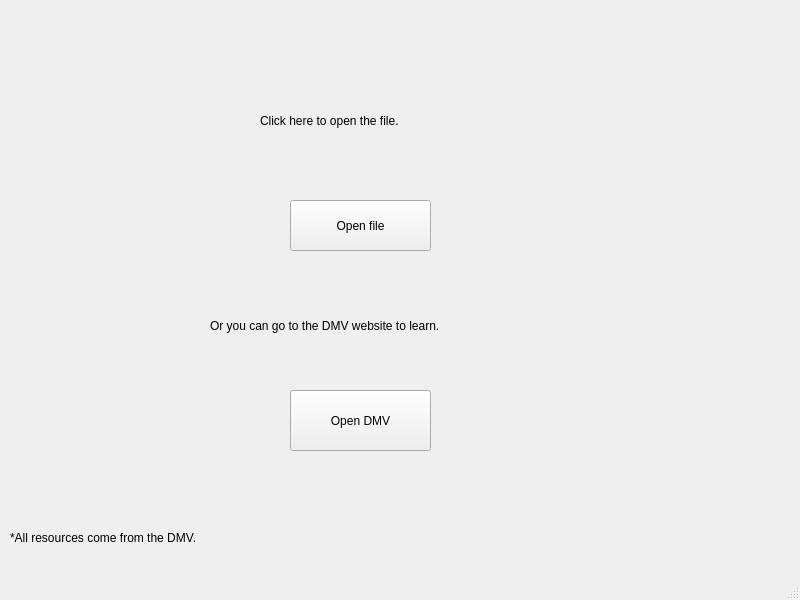
First picture: the form in valearn.ui, repository hnxals/DLH, before the edit.
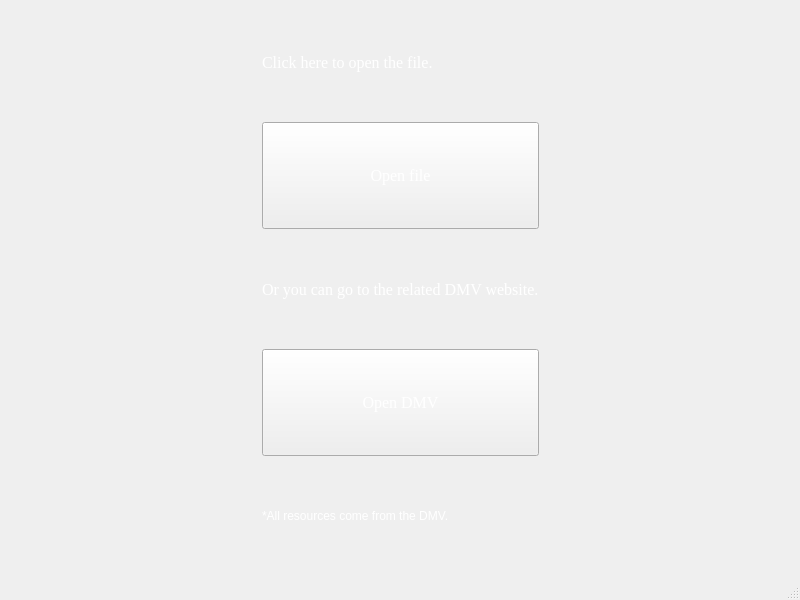
Second picture: the form after the edit. Icons and pictures are not drawn.

What changed in the file:
```diff
--- a/valearn.ui
+++ b/valearn.ui
@@ -13,72 +13,135 @@
   <property name="windowTitle">
    <string>MainWindow</string>
   </property>
+  <property name="styleSheet">
+   <string notr="true">QMainWindow{
+	background-image: url(:/new/pic/road.jpg)
+}</string>
+  </property>
   <widget class="QWidget" name="centralwidget">
+   <layout class="QGridLayout" name="gridLayout_2">
+    <item row="0" column="0">
+     <layout class="QGridLayout" name="gridLayout">
+      <item row="2" column="2">
+       <spacer name="horizontalSpacer">
+        <property name="orientation">
+         <enum>Qt::Horizontal</enum>
+        </property>
+        <property name="sizeHint" stdset="0">
+         <size>
+          <width>40</width>
+          <height>20</height>
+         </size>
+        </property>
+       </spacer>
+      </item>
+      <item row="0" column="1">
    <widget class="QLabel" name="label">
-    <property name="geometry">
-     <rect>
-      <x>260</x>
-      <y>90</y>
-      <width>211</width>
-      <height>61</height>
-     </rect>
+        <property name="font">
+         <font>
+          <family>Times New Roman</family>
+          <pointsize>12</pointsize>
+         </font>
+        </property>
+        <property name="styleSheet">
+         <string notr="true">color: white;
+</string>
     </property>
     <property name="text">
      <string>Click here to open the file.</string>
     </property>
    </widget>
-   <widget class="QPushButton" name="pushButton">
-    <property name="geometry">
-     <rect>
-      <x>290</x>
-      <y>200</y>
-      <width>141</width>
-      <height>51</height>
-     </rect>
-    </property>
-    <property name="text">
-     <string>Open file</string>
-    </property>
-   </widget>
+      </item>
+      <item row="2" column="0">
+       <spacer name="horizontalSpacer_2">
+        <property name="orientation">
+         <enum>Qt::Horizontal</enum>
+        </property>
+        <property name="sizeHint" stdset="0">
+         <size>
+          <width>40</width>
+          <height>20</height>
+         </size>
+        </property>
+       </spacer>
+      </item>
+      <item row="2" column="1">
    <widget class="QLabel" name="label_2">
-    <property name="geometry">
-     <rect>
-      <x>210</x>
-      <y>300</y>
-      <width>291</width>
-      <height>51</height>
-     </rect>
+        <property name="font">
+         <font>
+          <family>Times New Roman</family>
+          <pointsize>12</pointsize>
+         </font>
+        </property>
+        <property name="styleSheet">
+         <string notr="true">color: white;
+</string>
     </property>
     <property name="text">
-     <string>Or you can go to the DMV website to learn.</string>
-    </property>
-   </widget>
+         <string>Or you can go to the related DMV website.</string>
+        </property>
+       </widget>
+      </item>
+      <item row="3" column="1">
    <widget class="QPushButton" name="pushButton_2">
-    <property name="geometry">
-     <rect>
-      <x>290</x>
-      <y>390</y>
-      <width>141</width>
-      <height>61</height>
-     </rect>
+        <property name="sizePolicy">
+         <sizepolicy hsizetype="Minimum" vsizetype="Preferred">
+          <horstretch>0</horstretch>
+          <verstretch>0</verstretch>
+         </sizepolicy>
+        </property>
+        <property name="font">
+         <font>
+          <family>Times New Roman</family>
+          <pointsize>12</pointsize>
+         </font>
+        </property>
+        <property name="styleSheet">
+         <string notr="true">color: white;
+border-image: url(:/new/pic/buttton.png)</string>
     </property>
     <property name="text">
      <string>Open DMV</string>
     </property>
    </widget>
+      </item>
+      <item row="1" column="1">
+       <widget class="QPushButton" name="pushButton">
+        <property name="sizePolicy">
+         <sizepolicy hsizetype="Minimum" vsizetype="Preferred">
+          <horstretch>0</horstretch>
+          <verstretch>0</verstretch>
+         </sizepolicy>
+        </property>
+        <property name="font">
+         <font>
+          <family>Times New Roman</family>
+          <pointsize>12</pointsize>
+         </font>
+        </property>
+        <property name="styleSheet">
+         <string notr="true">color: white;
+border-image: url(:/new/pic/buttton.png)</string>
+        </property>
+        <property name="text">
+         <string>Open file</string>
+        </property>
+       </widget>
+      </item>
+      <item row="4" column="1">
    <widget class="QLabel" name="label_3">
-    <property name="geometry">
-     <rect>
-      <x>10</x>
-      <y>530</y>
-      <width>201</width>
-      <height>16</height>
-     </rect>
+        <property name="styleSheet">
+         <string notr="true">color: white;
+</string>
     </property>
     <property name="text">
      <string>*All resources come from the DMV.</string>
     </property>
    </widget>
+      </item>
+     </layout>
+    </item>
+   </layout>
   </widget>
   <widget class="QMenuBar" name="menubar">
    <property name="geometry">
```
Left out of the diff: 2 changed lines with no effect on the pictures. Lines whose indentation alone changed are shown as unchanged.
